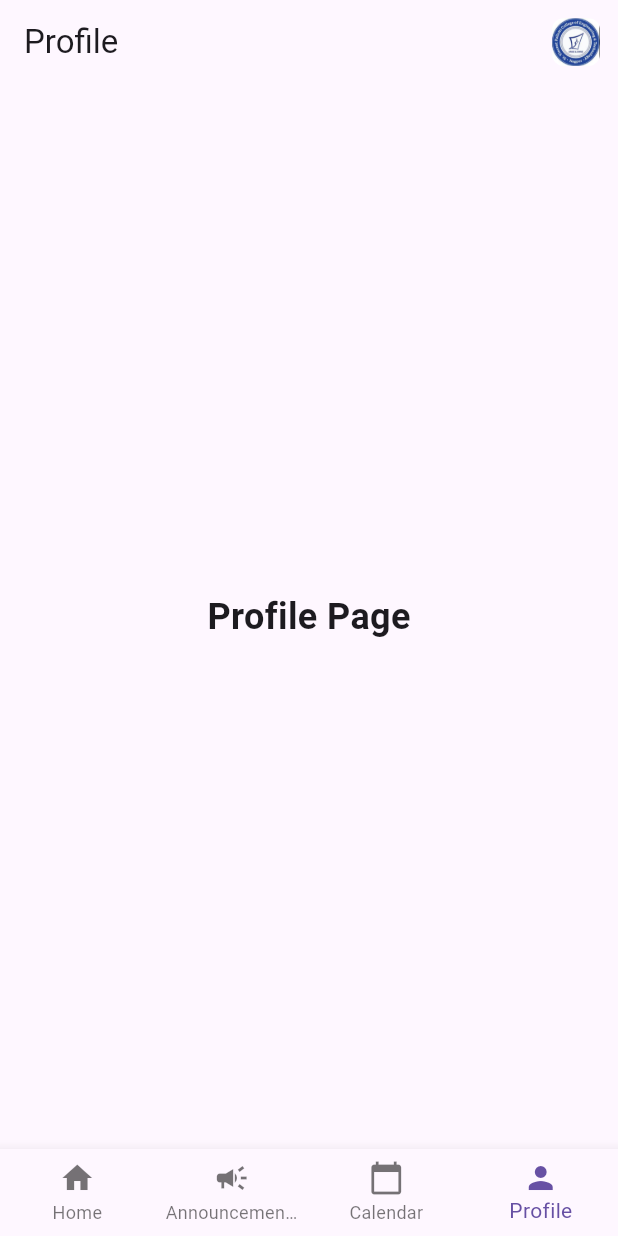
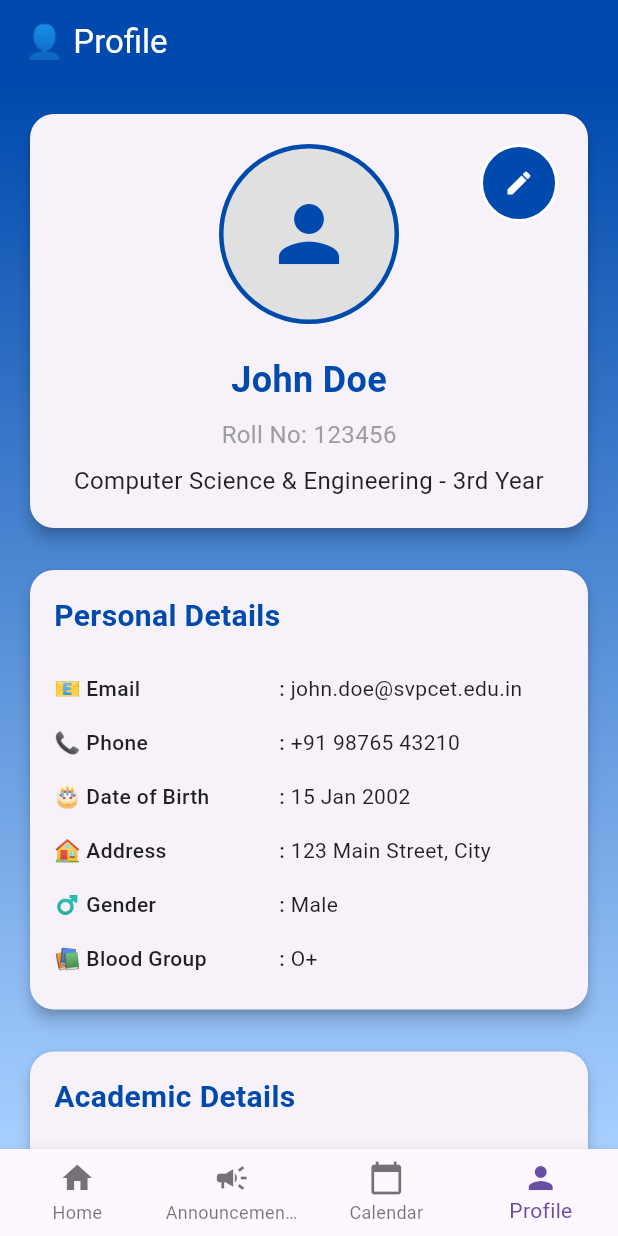
Before and after one commit to theaashaychahande/stvincent_sys_app, a Flutter app: the screen it shows after launch, item 4 of the bottom bar chosen, on a phone screen of 412 x 824 dp. Run offline on Flutter 3.47's test engine with Material 3 defaults, Android fonts, the phone set to English and light mode, and no system bars; our stand-ins replace carousel_slider.

Commit message:
created profile section

```diff
--- a/lib/main_navigation.dart
+++ b/lib/main_navigation.dart
@@ -2,7 +2,7 @@ import 'package:flutter/material.dart';
 import 'screens/home_dashboard.dart';
 import 'announcements_screen.dart';
 import 'calendar_screen.dart';
-import 'profile_screen.dart';
+import 'screens/profile_screen.dart';
 
 class MainNavigation extends StatefulWidget {
   const MainNavigation({super.key});
--- /dev/null
+++ b/lib/screens/profile_screen.dart
@@ -0,0 +1,520 @@
+import 'package:flutter/material.dart';
+
+class ProfileScreen extends StatefulWidget {
+  const ProfileScreen({super.key});
+
+  @override
+  State<ProfileScreen> createState() => _ProfileScreenState();
+}
+
+class _ProfileScreenState extends State<ProfileScreen>
+    with TickerProviderStateMixin {
+  late AnimationController _headerController;
+  late Animation<double> _headerAnimation;
+  late AnimationController _cardsController;
+  late Animation<Offset> _cardsAnimation;
+
+  @override
+  void initState() {
+    super.initState();
+
+    // Header fade-in animation
+    _headerController = AnimationController(
+      duration: const Duration(milliseconds: 500),
+      vsync: this,
+    );
+    _headerAnimation = Tween<double>(begin: 0.0, end: 1.0).animate(
+      CurvedAnimation(parent: _headerController, curve: Curves.easeIn),
+    );
+
+    // Cards slide-up animation
+    _cardsController = AnimationController(
+      duration: const Duration(milliseconds: 500),
+      vsync: this,
+    );
+    _cardsAnimation = Tween<Offset>(
+      begin: const Offset(0, 0.5),
+      end: Offset.zero,
+    ).animate(
+      CurvedAnimation(parent: _cardsController, curve: Curves.easeOut),
+    );
+
+    // Start animations
+    WidgetsBinding.instance.addPostFrameCallback((_) {
+      _headerController.forward();
+      _cardsController.forward();
+    });
+  }
+
+  @override
+  void dispose() {
+    _headerController.dispose();
+    _cardsController.dispose();
+    super.dispose();
+  }
+
+  @override
+  Widget build(BuildContext context) {
+    return Scaffold(
+      appBar: AppBar(
+        title: const Text('👤 Profile'),
+        backgroundColor: const Color(0xFF004aad),
+        foregroundColor: Colors.white,
+      ),
+      body: Container(
+        decoration: const BoxDecoration(
+          gradient: LinearGradient(
+            begin: Alignment.topCenter,
+            end: Alignment.bottomCenter,
+            colors: [
+              Color(0xFF004aad), // Dark blue
+              Color(0xFFa8d0ff), // Light blue
+            ],
+          ),
+        ),
+        child: SingleChildScrollView(
+          padding: const EdgeInsets.all(16.0),
+          child: Column(
+            children: [
+              // Header Card with FadeIn animation
+              FadeTransition(
+                opacity: _headerAnimation,
+                child: Card(
+                  elevation: 4,
+                  shape: RoundedRectangleBorder(
+                    borderRadius: BorderRadius.circular(16),
+                  ),
+                  child: Padding(
+                    padding: const EdgeInsets.all(20.0),
+                    child: Column(
+                      children: [
+                        Stack(
+                          alignment: Alignment.topRight,
+                          children: [
+                            // Profile Image
+                            Center(
+                              child: Container(
+                                width: 120,
+                                height: 120,
+                                decoration: BoxDecoration(
+                                  shape: BoxShape.circle,
+                                  color: Colors.grey[300],
+                                  border: Border.all(
+                                    color: const Color(0xFF004aad),
+                                    width: 3,
+                                  ),
+                                ),
+                                child: const Icon(
+                                  Icons.person,
+                                  size: 60,
+                                  color: Color(0xFF004aad),
+                                ),
+                              ),
+                            ),
+                            // Edit Icon
+                            Positioned(
+                              top: 0,
+                              right: 0,
+                              child: Container(
+                                decoration: BoxDecoration(
+                                  color: const Color(0xFF004aad),
+                                  shape: BoxShape.circle,
+                                  border: Border.all(
+                                    color: Colors.white,
+                                    width: 2,
+                                  ),
+                                ),
+                                child: IconButton(
+                                  icon: const Icon(
+                                    Icons.edit,
+                                    color: Colors.white,
+                                    size: 20,
+                                  ),
+                                  onPressed: () {
+                                    ScaffoldMessenger.of(context).showSnackBar(
+                                      const SnackBar(
+                                        content: Text('Edit profile tapped'),
+                                      ),
+                                    );
+                                  },
+                                ),
+                              ),
+                            ),
+                          ],
+                        ),
+                        const SizedBox(height: 20),
+                        // Student Name
+                        const Text(
+                          'John Doe',
+                          style: TextStyle(
+                            fontSize: 24,
+                            fontWeight: FontWeight.bold,
+                            color: Color(0xFF004aad),
+                          ),
+                        ),
+                        const SizedBox(height: 8),
+                        // Roll No.
+                        const Text(
+                          'Roll No: 123456',
+                          style: TextStyle(
+                            fontSize: 16,
+                            color: Colors.grey,
+                          ),
+                        ),
+                        const SizedBox(height: 8),
+                        // Branch and Year
+                        const Text(
+                          'Computer Science & Engineering - 3rd Year',
+                          textAlign: TextAlign.center,
+                          style: TextStyle(
+                            fontSize: 16,
+                            color: Colors.black87,
+                          ),
+                        ),
+                      ],
+                    ),
+                  ),
+                ),
+              ),
+              const SizedBox(height: 20),
+              // Personal Details Card with slide-up animation
+              SlideTransition(
+                position: _cardsAnimation,
+                child: Card(
+                  elevation: 4,
+                  shape: RoundedRectangleBorder(
+                    borderRadius: BorderRadius.circular(16),
+                  ),
+                  child: Padding(
+                    padding: const EdgeInsets.all(16.0),
+                    child: Column(
+                      crossAxisAlignment: CrossAxisAlignment.start,
+                      children: [
+                        const Text(
+                          'Personal Details',
+                          style: TextStyle(
+                            fontSize: 20,
+                            fontWeight: FontWeight.bold,
+                            color: Color(0xFF004aad),
+                          ),
+                        ),
+                        const SizedBox(height: 16),
+                        _buildDetailRow('📧 Email', 'john.doe@svpcet.edu.in'),
+                        _buildDetailRow('📞 Phone', '+91 98765 43210'),
+                        _buildDetailRow('🎂 Date of Birth', '15 Jan 2002'),
+                        _buildDetailRow('🏠 Address', '123 Main Street, City'),
+                        _buildDetailRow('♂️ Gender', 'Male'),
+                        _buildDetailRow('📚 Blood Group', 'O+'),
+                      ],
+                    ),
+                  ),
+                ),
+              ),
+              const SizedBox(height: 20),
+              // Academic Details Card with slide-up animation
+              SlideTransition(
+                position: _cardsAnimation,
+                child: Card(
+                  elevation: 4,
+                  shape: RoundedRectangleBorder(
+                    borderRadius: BorderRadius.circular(16),
+                  ),
+                  child: Padding(
+                    padding: const EdgeInsets.all(16.0),
+                    child: Column(
+                      crossAxisAlignment: CrossAxisAlignment.start,
+                      children: [
+                        const Text(
+                          'Academic Details',
+                          style: TextStyle(
+                            fontSize: 20,
+                            fontWeight: FontWeight.bold,
+                            color: Color(0xFF004aad),
+                          ),
+                        ),
+                        const SizedBox(height: 16),
+                        _buildDetailRow('📝 Enrollment No', 'EN123456789'),
+                        _buildDetailRow('📅 Batch', '2021-2025'),
+                        _buildDetailRow('📈 CGPA', '8.75'),
+                        _buildDetailRow('📋 Attendance %', '92%'),
+                        _buildDetailRow('🏛️ University', 'University of Mumbai'),
+                      ],
+                    ),
+                  ),
+                ),
+              ),
+              const SizedBox(height: 20),
+              // Quick Access Grid
+              const Align(
+                alignment: Alignment.centerLeft,
+                child: Text(
+                  'Quick Access',
+                  style: TextStyle(
+                    fontSize: 20,
+                    fontWeight: FontWeight.bold,
+                    color: Color(0xFF004aad),
+                  ),
+                ),
+              ),
+              const SizedBox(height: 16),
+              GridView.count(
+                crossAxisCount: 2,
+                crossAxisSpacing: 16,
+                mainAxisSpacing: 16,
+                shrinkWrap: true,
+                physics: const NeverScrollableScrollPhysics(),
+                childAspectRatio: 1.2,
+                children: [
+                  _buildQuickAccessCard(
+                    'ID Card',
+                    Icons.badge,
+                    const Color(0xFF004aad),
+                    () {
+                      ScaffoldMessenger.of(context).showSnackBar(
+                        const SnackBar(
+                          content: Text('ID Card tapped'),
+                        ),
+                      );
+                    },
+                  ),
+                  _buildQuickAccessCard(
+                    'Attendance',
+                    Icons.calendar_month,
+                    const Color(0xFF004aad),
+                    () {
+                      ScaffoldMessenger.of(context).showSnackBar(
+                        const SnackBar(
+                          content: Text('Attendance tapped'),
+                        ),
+                      );
+                    },
+                  ),
+                  _buildQuickAccessCard(
+                    'Exam Results',
+                    Icons.school,
+                    const Color(0xFF004aad),
+                    () {
+                      ScaffoldMessenger.of(context).showSnackBar(
+                        const SnackBar(
+                          content: Text('Exam Results tapped'),
+                        ),
+                      );
+                    },
+                  ),
+                  _buildQuickAccessCard(
+                    'Certificates',
+                    Icons.description,
+                    const Color(0xFF004aad),
+                    () {
+                      ScaffoldMessenger.of(context).showSnackBar(
+                        const SnackBar(
+                          content: Text('Certificates tapped'),
+                        ),
+                      );
+                    },
+                  ),
+                  _buildQuickAccessCard(
+                    'Fees Receipt',
+                    Icons.receipt,
+                    const Color(0xFF004aad),
+                    () {
+                      ScaffoldMessenger.of(context).showSnackBar(
+                        const SnackBar(
+                          content: Text('Fees Receipt tapped'),
+                        ),
+                      );
+                    },
+                  ),
+                  _buildQuickAccessCard(
+                    'Learning Resources',
+                    Icons.menu_book,
+                    const Color(0xFF004aad),
+                    () {
+                      ScaffoldMessenger.of(context).showSnackBar(
+                        const SnackBar(
+                          content: Text('Learning Resources tapped'),
+                        ),
+                      );
+                    },
+                  ),
+                  _buildQuickAccessCard(
+                    'Settings',
+                    Icons.settings,
+                    const Color(0xFF004aad),
+                    () {
+                      ScaffoldMessenger.of(context).showSnackBar(
+                        const SnackBar(
+                          content: Text('Settings tapped'),
+                        ),
+                      );
+                    },
+                  ),
+                ],
+              ),
+              const SizedBox(height: 30),
+              // Buttons
+              Row(
+                children: [
+                  Expanded(
+                    child: ElevatedButton(
+                      onPressed: () {
+                        ScaffoldMessenger.of(context).showSnackBar(
+                          const SnackBar(
+                            content: Text('Edit Profile tapped'),
+                          ),
+                        );
+                      },
+                      style: ElevatedButton.styleFrom(
+                        backgroundColor: const Color(0xFF004aad),
+                        foregroundColor: Colors.white,
+                        padding: const EdgeInsets.symmetric(vertical: 16),
+                        shape: RoundedRectangleBorder(
+                          borderRadius: BorderRadius.circular(12),
+                        ),
+                      ),
+                      child: const Text(
+                        'Edit Profile',
+                        style: TextStyle(fontSize: 16),
+                      ),
+                    ),
+                  ),
+                  const SizedBox(width: 16),
+                  Expanded(
+                    child: ElevatedButton(
+                      onPressed: () {
+                        _showLogoutConfirmation(context);
+                      },
+                      style: ElevatedButton.styleFrom(
+                        backgroundColor: Colors.red,
+                        foregroundColor: Colors.white,
+                        padding: const EdgeInsets.symmetric(vertical: 16),
+                        shape: RoundedRectangleBorder(
+                          borderRadius: BorderRadius.circular(12),
+                        ),
+                      ),
+                      child: const Text(
+                        'Log Out',
+                        style: TextStyle(fontSize: 16),
+                      ),
+                    ),
+                  ),
+                ],
+              ),
+              const SizedBox(height: 20),
+            ],
+          ),
+        ),
+      ),
+    );
+  }
+
+  Widget _buildDetailRow(String label, String value) {
+    return Padding(
+      padding: const EdgeInsets.symmetric(vertical: 8.0),
+      child: Row(
+        crossAxisAlignment: CrossAxisAlignment.start,
+        children: [
+          SizedBox(
+            width: 150,
+            child: Text(
+              label,
+              style: const TextStyle(
+                fontWeight: FontWeight.w500,
+                color: Colors.black87,
+              ),
+            ),
+          ),
+          const Text(
+            ': ',
+            style: TextStyle(
+              fontWeight: FontWeight.w500,
+              color: Colors.black87,
+            ),
+          ),
+          Expanded(
+            child: Text(
+              value,
+              style: const TextStyle(
+                color: Colors.black87,
+              ),
+            ),
+          ),
+        ],
+      ),
+    );
+  }
+
+  static Widget _buildQuickAccessCard(
+    String title,
+    IconData icon,
+    Color color,
+    VoidCallback onTap,
+  ) {
+    return Card(
+      elevation: 4,
+      shape: RoundedRectangleBorder(
+        borderRadius: BorderRadius.circular(12),
+        side: const BorderSide(
+          color: Color(0xFF004aad),
+          width: 1,
+        ),
+      ),
+      color: Colors.white,
+      child: InkWell(
+        onTap: onTap,
+        borderRadius: BorderRadius.circular(12),
+        child: Column(
+          mainAxisAlignment: MainAxisAlignment.center,
+          children: [
+            Icon(
+              icon,
+              size: 40,
+              color: color,
+            ),
+            const SizedBox(height: 8),
+            Text(
+              title,
+              textAlign: TextAlign.center,
+              style: const TextStyle(
+                fontSize: 14,
+                fontWeight: FontWeight.w500,
+                color: Colors.black87,
+              ),
+            ),
+          ],
+        ),
+      ),
+    );
+  }
+
+  void _showLogoutConfirmation(BuildContext context) {
+    showDialog(
+      context: context,
+      builder: (BuildContext context) {
+        return AlertDialog(
+          title: const Text('Confirm Logout'),
+          content: const Text('Are you sure you want to logout?'),
+          actions: [
+            TextButton(
+              onPressed: () {
+                Navigator.of(context).pop();
+              },
+              child: const Text('Cancel'),
+            ),
+            TextButton(
+              onPressed: () {
+                Navigator.of(context).pop();
+                ScaffoldMessenger.of(context).showSnackBar(
+                  const SnackBar(
+                    content: Text('Logged out successfully'),
+                  ),
+                );
+              },
+              child: const Text('Logout'),
+            ),
+          ],
+        );
+      },
+    );
+  }
+}
```
